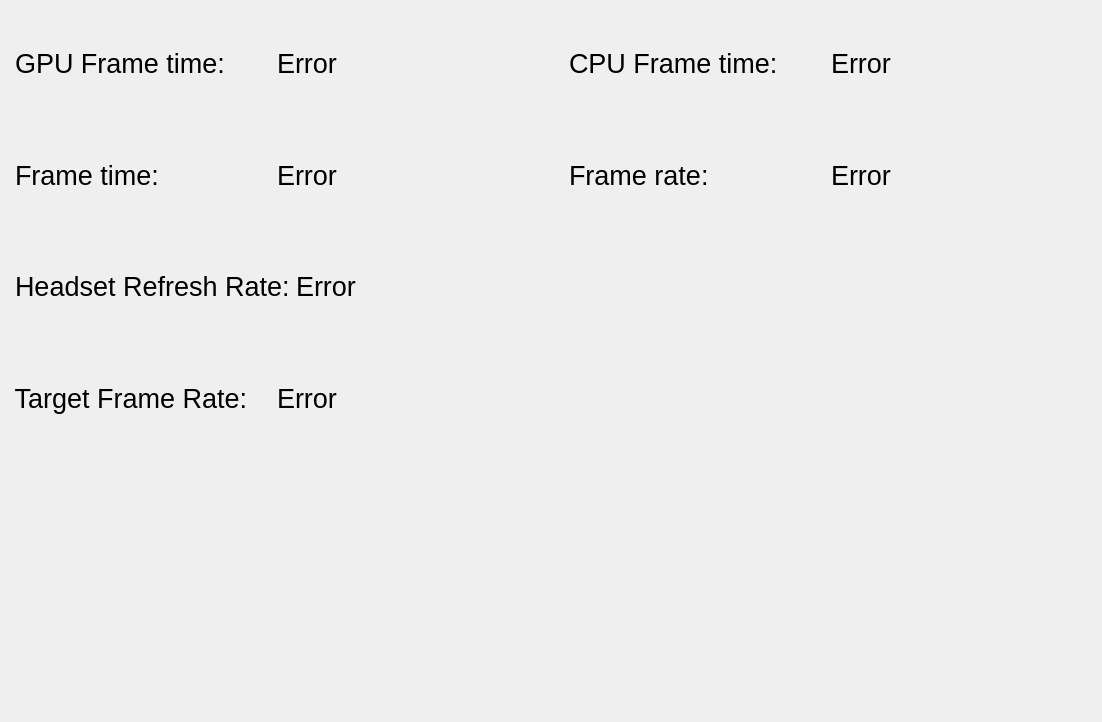
Old version of the form src/userinterface/dashboardui.ui in the repository Trixxle/SeamenPerformanceOverlay.
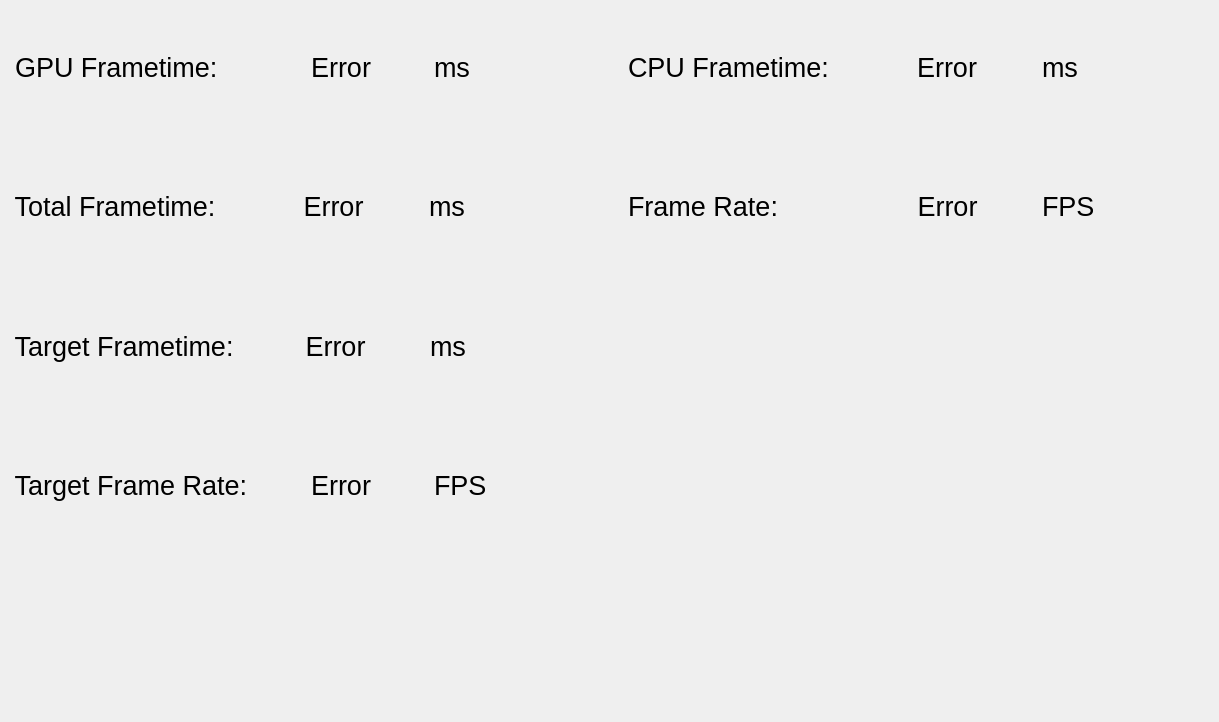
New version of the form.

Commit message: Fully functional but there are logic and performance errors.

```diff
--- a/src/userinterface/dashboardui.ui
+++ b/src/userinterface/dashboardui.ui
@@ -6,7 +6,7 @@
    <rect>
     <x>0</x>
     <y>0</y>
-    <width>1102</width>
+    <width>1219</width>
     <height>722</height>
    </rect>
   </property>
@@ -20,9 +20,9 @@
    <property name="geometry">
     <rect>
      <x>0</x>
-     <y>10</y>
-     <width>1101</width>
-     <height>441</height>
+     <y>0</y>
+     <width>1219</width>
+     <height>552</height>
     </rect>
    </property>
    <property name="font">
@@ -30,7 +30,222 @@
      <pointsize>20</pointsize>
     </font>
    </property>
-   <layout class="QGridLayout" name="mainGridLayout">
+   <layout class="QGridLayout" name="mainGridLayout" rowminimumheight="0,0,0,0">
+    <property name="sizeConstraint">
+     <enum>QLayout::SizeConstraint::SetDefaultConstraint</enum>
+    </property>
+    <item row="1" column="1">
+     <layout class="QHBoxLayout" name="FrameRate">
+      <item>
+       <widget class="QLabel" name="frameRateTitle">
+        <property name="minimumSize">
+         <size>
+          <width>0</width>
+          <height>0</height>
+         </size>
+        </property>
+        <property name="font">
+         <font>
+          <pointsize>20</pointsize>
+         </font>
+        </property>
+        <property name="text">
+         <string>  Frame Rate:          </string>
+        </property>
+       </widget>
+      </item>
+      <item>
+       <widget class="QLabel" name="frameRateLabel">
+        <property name="font">
+         <font>
+          <pointsize>20</pointsize>
+         </font>
+        </property>
+        <property name="text">
+         <string>Error</string>
+        </property>
+        <property name="alignment">
+         <set>Qt::AlignmentFlag::AlignCenter</set>
+        </property>
+       </widget>
+      </item>
+      <item>
+       <widget class="QLabel" name="label_5">
+        <property name="text">
+         <string>FPS</string>
+        </property>
+       </widget>
+      </item>
+     </layout>
+    </item>
+    <item row="1" column="0">
+     <layout class="QHBoxLayout" name="TotalFrameTime">
+      <item>
+       <widget class="QLabel" name="frameTimeTitle">
+        <property name="minimumSize">
+         <size>
+          <width>0</width>
+          <height>0</height>
+         </size>
+        </property>
+        <property name="font">
+         <font>
+          <pointsize>20</pointsize>
+         </font>
+        </property>
+        <property name="text">
+         <string>  Total Frametime:   </string>
+        </property>
+        <property name="wordWrap">
+         <bool>false</bool>
+        </property>
+        <property name="margin">
+         <number>0</number>
+        </property>
+        <property name="indent">
+         <number>-1</number>
+        </property>
+       </widget>
+      </item>
+      <item>
+       <widget class="QLabel" name="frameTimeLabel">
+        <property name="font">
+         <font>
+          <pointsize>20</pointsize>
+         </font>
+        </property>
+        <property name="text">
+         <string>Error</string>
+        </property>
+        <property name="alignment">
+         <set>Qt::AlignmentFlag::AlignCenter</set>
+        </property>
+        <property name="margin">
+         <number>0</number>
+        </property>
+        <property name="indent">
+         <number>-1</number>
+        </property>
+       </widget>
+      </item>
+      <item>
+       <widget class="QLabel" name="label_3">
+        <property name="text">
+         <string>ms</string>
+        </property>
+       </widget>
+      </item>
+     </layout>
+    </item>
+    <item row="0" column="0">
+     <layout class="QHBoxLayout" name="GPU" stretch="0,0,0">
+      <property name="spacing">
+       <number>6</number>
+      </property>
+      <property name="rightMargin">
+       <number>0</number>
+      </property>
+      <item>
+       <widget class="QLabel" name="gpuFrameTimeTitle">
+        <property name="minimumSize">
+         <size>
+          <width>0</width>
+          <height>0</height>
+         </size>
+        </property>
+        <property name="font">
+         <font>
+          <pointsize>20</pointsize>
+         </font>
+        </property>
+        <property name="text">
+         <string>  GPU Frametime:    </string>
+        </property>
+       </widget>
+      </item>
+      <item>
+       <widget class="QLabel" name="gpuFrameTimeLabel">
+        <property name="font">
+         <font>
+          <pointsize>20</pointsize>
+         </font>
+        </property>
+        <property name="text">
+         <string>Error</string>
+        </property>
+        <property name="alignment">
+         <set>Qt::AlignmentFlag::AlignCenter</set>
+        </property>
+       </widget>
+      </item>
+      <item>
+       <widget class="QLabel" name="label">
+        <property name="text">
+         <string>ms</string>
+        </property>
+       </widget>
+      </item>
+     </layout>
+    </item>
+    <item row="0" column="1">
+     <layout class="QHBoxLayout" name="CPU">
+      <property name="spacing">
+       <number>6</number>
+      </property>
+      <property name="sizeConstraint">
+       <enum>QLayout::SizeConstraint::SetDefaultConstraint</enum>
+      </property>
+      <property name="leftMargin">
+       <number>0</number>
+      </property>
+      <property name="topMargin">
+       <number>0</number>
+      </property>
+      <item>
+       <widget class="QLabel" name="cpuFrameTimeTitle">
+        <property name="minimumSize">
+         <size>
+          <width>0</width>
+          <height>0</height>
+         </size>
+        </property>
+        <property name="font">
+         <font>
+          <pointsize>20</pointsize>
+         </font>
+        </property>
+        <property name="text">
+         <string>  CPU Frametime:   </string>
+        </property>
+       </widget>
+      </item>
+      <item>
+       <widget class="QLabel" name="cpuFrameTimeLabel">
+        <property name="font">
+         <font>
+          <pointsize>20</pointsize>
+         </font>
+        </property>
+        <property name="text">
+         <string>Error</string>
+        </property>
+        <property name="alignment">
+         <set>Qt::AlignmentFlag::AlignCenter</set>
+        </property>
+        <property name="margin">
+         <number>0</number>
+        </property>
+       </widget>
+      </item>
+      <item>
+       <widget class="QLabel" name="label_4">
+        <property name="text">
+         <string>ms</string>
+        </property>
+       </widget>
+      </item>
+     </layout>
+    </item>
     <item row="3" column="0">
      <layout class="QHBoxLayout" name="TargetFrameRate">
       <item>
@@ -53,81 +268,29 @@
       </item>
       <item>
        <widget class="QLabel" name="targetFrameRateLabel">
-        <property name="font">
-         <font>
-          <pointsize>20</pointsize>
-         </font>
+        <property name="sizePolicy">
+         <sizepolicy hsizetype="Preferred" vsizetype="Preferred">
+          <horstretch>0</horstretch>
+          <verstretch>0</verstretch>
+         </sizepolicy>
         </property>
-        <property name="text">
-         <string>Error</string>
-        </property>
-       </widget>
-      </item>
-     </layout>
-    </item>
-    <item row="1" column="0">
-     <layout class="QHBoxLayout" name="TotalFrameTime">
-      <item>
-       <widget class="QLabel" name="frameTimeTitle">
-        <property name="minimumSize">
-         <size>
-          <width>0</width>
-          <height>0</height>
-         </size>
-        </property>
         <property name="font">
          <font>
           <pointsize>20</pointsize>
          </font>
         </property>
         <property name="text">
-         <string>  Frame time:</string>
-        </property>
-       </widget>
-      </item>
-      <item>
-       <widget class="QLabel" name="frameTimeLabel">
-        <property name="font">
-         <font>
-          <pointsize>20</pointsize>
-         </font>
-        </property>
-        <property name="text">
          <string>Error</string>
         </property>
-       </widget>
-      </item>
-     </layout>
-    </item>
-    <item row="1" column="1">
-     <layout class="QHBoxLayout" name="FrameRate">
-      <item>
-       <widget class="QLabel" name="frameRateTitle">
-        <property name="minimumSize">
-         <size>
-          <width>0</width>
-          <height>0</height>
-         </size>
+        <property name="alignment">
+         <set>Qt::AlignmentFlag::AlignCenter</set>
         </property>
-        <property name="font">
-         <font>
-          <pointsize>20</pointsize>
-         </font>
-        </property>
-        <property name="text">
-         <string>  Frame rate:</string>
-        </property>
        </widget>
       </item>
       <item>
-       <widget class="QLabel" name="frameRateLabel">
-        <property name="font">
-         <font>
-          <pointsize>20</pointsize>
-         </font>
-        </property>
+       <widget class="QLabel" name="label_6">
         <property name="text">
-         <string>Error</string>
+         <string>FPS</string>
         </property>
        </widget>
       </item>
@@ -149,7 +312,7 @@
          </font>
         </property>
         <property name="text">
-         <string>  Headset Refresh Rate:</string>
+         <string>  Target Frametime: </string>
         </property>
        </widget>
       </item>
@@ -163,83 +326,22 @@
         <property name="text">
          <string>Error</string>
         </property>
-       </widget>
-      </item>
-     </layout>
-    </item>
-    <item row="0" column="1">
-     <layout class="QHBoxLayout" name="CPU">
-      <item>
-       <widget class="QLabel" name="cpuFrameTimeTitle">
-        <property name="minimumSize">
-         <size>
-          <width>0</width>
-          <height>0</height>
-         </size>
+        <property name="alignment">
+         <set>Qt::AlignmentFlag::AlignCenter</set>
         </property>
-        <property name="font">
-         <font>
-          <pointsize>20</pointsize>
-         </font>
-        </property>
-        <property name="text">
-         <string>  CPU Frame time:</string>
-        </property>
        </widget>
       </item>
       <item>
-       <widget class="QLabel" name="cpuFrameTimeLabel">
-        <property name="font">
-         <font>
-          <pointsize>20</pointsize>
-         </font>
-        </property>
+       <widget class="QLabel" name="label_2">
         <property name="text">
-         <string>Error</string>
+         <string>ms</string>
         </property>
        </widget>
       </item>
      </layout>
     </item>
-    <item row="0" column="0">
-     <layout class="QHBoxLayout" name="GPU" stretch="0,0">
-      <property name="spacing">
-       <number>6</number>
-      </property>
-      <property name="rightMargin">
-       <number>0</number>
-      </property>
-      <item>
-       <widget class="QLabel" name="gpuFrameTimeTitle">
-        <property name="minimumSize">
-         <size>
-          <width>0</width>
-          <height>0</height>
-         </size>
-        </property>
-        <property name="font">
-         <font>
-          <pointsize>20</pointsize>
-         </font>
-        </property>
-        <property name="text">
-         <string>  GPU Frame time:</string>
-        </property>
-       </widget>
-      </item>
-      <item>
-       <widget class="QLabel" name="gpuFrameTimeLabel">
-        <property name="font">
-         <font>
-          <pointsize>20</pointsize>
-         </font>
-        </property>
-        <property name="text">
-         <string>Error</string>
-        </property>
-       </widget>
-      </item>
-     </layout>
+    <item row="3" column="1">
+     <layout class="QVBoxLayout" name="IconLayout"/>
     </item>
    </layout>
   </widget>
```
Left out of the diff: 2 changed lines with no effect on the pictures. The commit also changes 3 other files.
